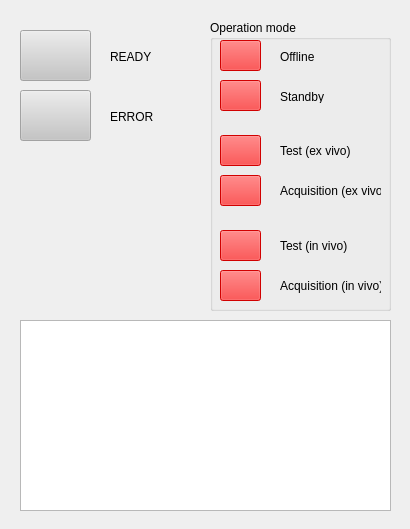
suntc/aiming-beam-mirror, file mainwindow.ui: the form before one commit.
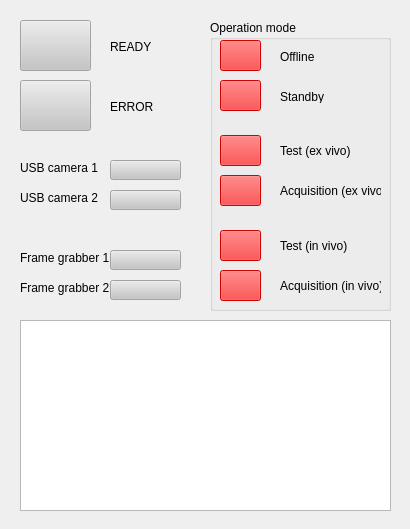
The form after the commit.

The edit to the form file:
```diff
--- a/mainwindow.ui
+++ b/mainwindow.ui
@@ -250,7 +250,7 @@
     <property name="geometry">
      <rect>
       <x>20</x>
-      <y>30</y>
+      <y>20</y>
       <width>71</width>
       <height>51</height>
      </rect>
@@ -269,7 +269,7 @@
     <property name="geometry">
      <rect>
       <x>20</x>
-      <y>90</y>
+      <y>80</y>
       <width>71</width>
       <height>51</height>
      </rect>
@@ -285,7 +285,7 @@
     <property name="geometry">
      <rect>
       <x>110</x>
-      <y>50</y>
+      <y>40</y>
       <width>47</width>
       <height>13</height>
      </rect>
@@ -298,7 +298,7 @@
     <property name="geometry">
      <rect>
       <x>110</x>
-      <y>110</y>
+      <y>100</y>
       <width>47</width>
       <height>13</height>
      </rect>
@@ -307,6 +307,134 @@
      <string>ERROR</string>
     </property>
    </widget>
+   <widget class="QLabel" name="label">
+    <property name="geometry">
+     <rect>
+      <x>20</x>
+      <y>160</y>
+      <width>91</width>
+      <height>16</height>
+     </rect>
+    </property>
+    <property name="text">
+     <string>USB camera 1</string>
+    </property>
+   </widget>
+   <widget class="QLabel" name="label_2">
+    <property name="geometry">
+     <rect>
+      <x>20</x>
+      <y>190</y>
+      <width>91</width>
+      <height>16</height>
+     </rect>
+    </property>
+    <property name="text">
+     <string>USB camera 2</string>
+    </property>
+   </widget>
+   <widget class="QLabel" name="label_3">
+    <property name="geometry">
+     <rect>
+      <x>20</x>
+      <y>250</y>
+      <width>91</width>
+      <height>16</height>
+     </rect>
+    </property>
+    <property name="text">
+     <string>Frame grabber 1</string>
+    </property>
+   </widget>
+   <widget class="QLabel" name="label_4">
+    <property name="geometry">
+     <rect>
+      <x>20</x>
+      <y>280</y>
+      <width>91</width>
+      <height>16</height>
+     </rect>
+    </property>
+    <property name="text">
+     <string>Frame grabber 2</string>
+    </property>
+   </widget>
+   <widget class="QToolButton" name="USB_1_ready">
+    <property name="enabled">
+     <bool>false</bool>
+    </property>
+    <property name="geometry">
+     <rect>
+      <x>110</x>
+      <y>160</y>
+      <width>71</width>
+      <height>20</height>
+     </rect>
+    </property>
+    <property name="styleSheet">
+     <string notr="true">background-color: rgb(197, 197, 197);</string>
+    </property>
+    <property name="text">
+     <string/>
+    </property>
+   </widget>
+   <widget class="QToolButton" name="USB_2_ready">
+    <property name="enabled">
+     <bool>false</bool>
+    </property>
+    <property name="geometry">
+     <rect>
+      <x>110</x>
+      <y>190</y>
+      <width>71</width>
+      <height>20</height>
+     </rect>
+    </property>
+    <property name="styleSheet">
+     <string notr="true">background-color: rgb(197, 197, 197);</string>
+    </property>
+    <property name="text">
+     <string/>
+    </property>
+   </widget>
+   <widget class="QToolButton" name="FG_1_ready">
+    <property name="enabled">
+     <bool>false</bool>
+    </property>
+    <property name="geometry">
+     <rect>
+      <x>110</x>
+      <y>250</y>
+      <width>71</width>
+      <height>20</height>
+     </rect>
+    </property>
+    <property name="styleSheet">
+     <string notr="true">background-color: rgb(197, 197, 197);</string>
+    </property>
+    <property name="text">
+     <string/>
+    </property>
+   </widget>
+   <widget class="QToolButton" name="FG_2_ready">
+    <property name="enabled">
+     <bool>false</bool>
+    </property>
+    <property name="geometry">
+     <rect>
+      <x>110</x>
+      <y>280</y>
+      <width>71</width>
+      <height>20</height>
+     </rect>
+    </property>
+    <property name="styleSheet">
+     <string notr="true">background-color: rgb(197, 197, 197);</string>
+    </property>
+    <property name="text">
+     <string/>
+    </property>
+   </widget>
   </widget>
  </widget>
  <layoutdefault spacing="6" margin="11"/>
```
